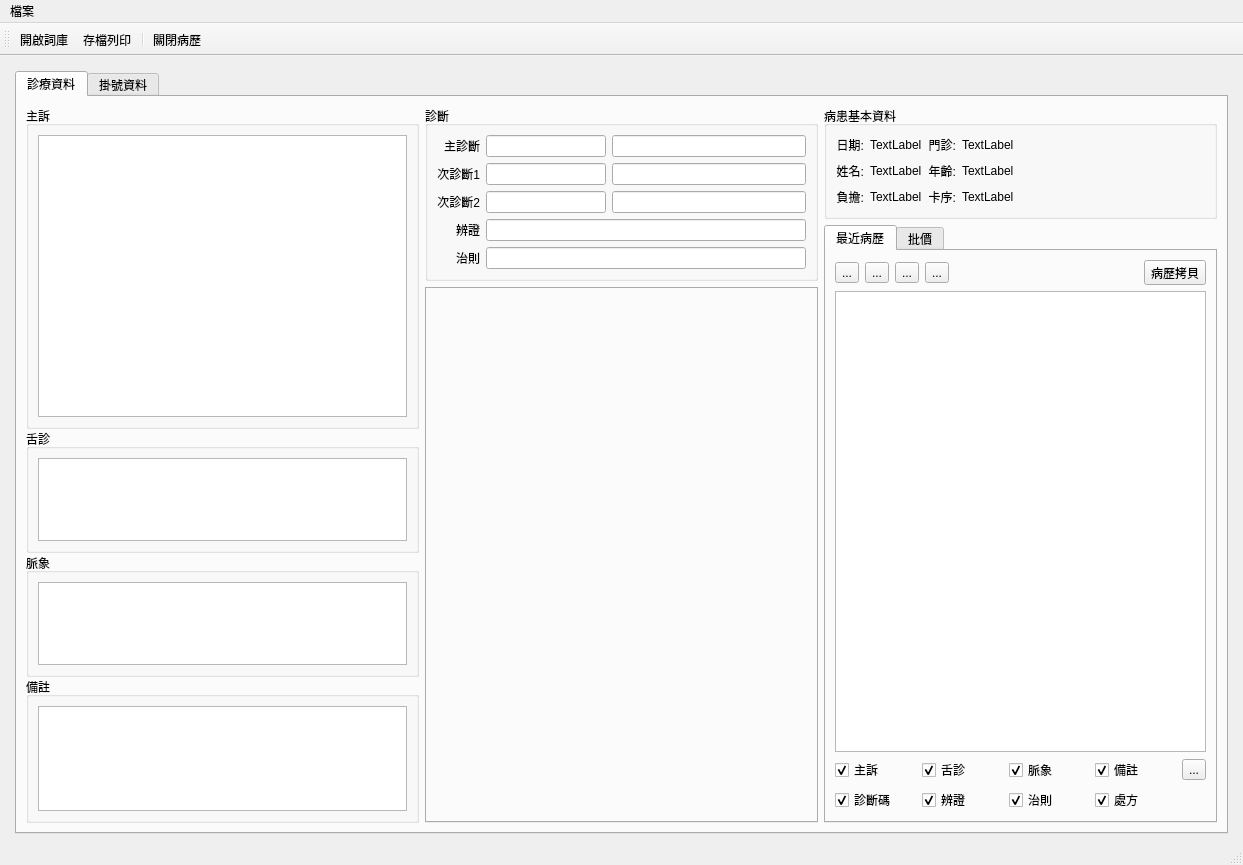
Qt form ui/medical_record.ui (picacat/pyMedical) before a commit.
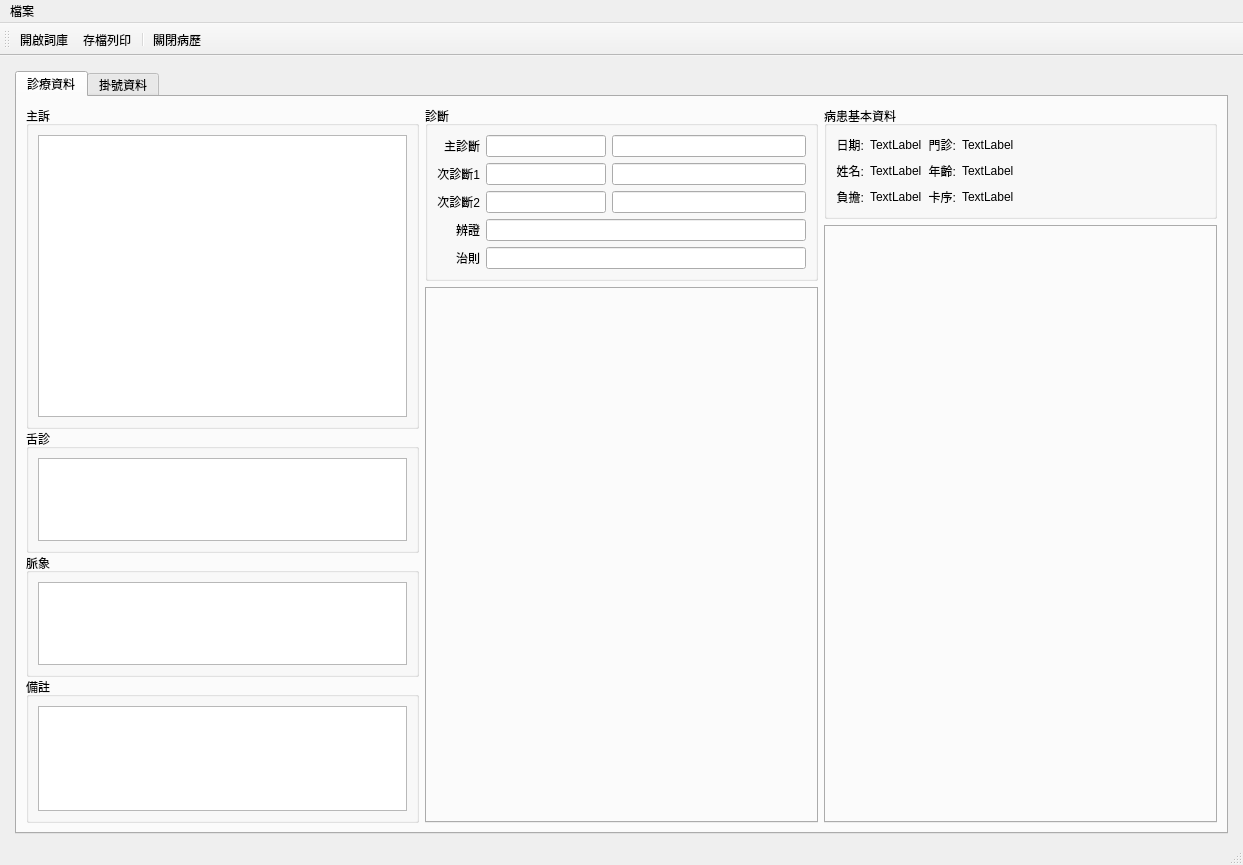
The same form after that commit. Icons and pictures are not drawn.

```diff
--- a/ui/medical_record.ui
+++ b/ui/medical_record.ui
@@ -520,227 +520,6 @@
                  <property name="currentIndex">
                   <number>0</number>
                  </property>
-                 <widget class="QWidget" name="tab_past_record">
-                  <attribute name="title">
-                   <string>最近病歷</string>
-                  </attribute>
-                  <layout class="QVBoxLayout" name="verticalLayout_12">
-                   <item>
-                    <layout class="QVBoxLayout" name="verticalLayout_15">
-                     <item>
-                      <layout class="QHBoxLayout" name="horizontalLayout">
-                       <item>
-                        <widget class="QToolButton" name="toolButton_first">
-                         <property name="text">
-                          <string>...</string>
-                         </property>
-                         <property name="icon">
-                          <iconset>
-                           <normaloff>../icons/go-first.svg</normaloff>../icons/go-first.svg</iconset>
-                         </property>
-                        </widget>
-                       </item>
-                       <item>
-                        <widget class="QToolButton" name="toolButton_previous">
-                         <property name="text">
-                          <string>...</string>
-                         </property>
-                         <property name="icon">
-                          <iconset>
-                           <normaloff>../icons/go-previous.svg</normaloff>../icons/go-previous.svg</iconset>
-                         </property>
-                        </widget>
-                       </item>
-                       <item>
-                        <widget class="QToolButton" name="toolButton_next">
-                         <property name="text">
-                          <string>...</string>
-                         </property>
-                         <property name="icon">
-                          <iconset>
-                           <normaloff>../icons/go-next.svg</normaloff>../icons/go-next.svg</iconset>
-                         </property>
-                        </widget>
-                       </item>
-                       <item>
-                        <widget class="QToolButton" name="toolButton_last">
-                         <property name="text">
-                          <string>...</string>
-                         </property>
-                         <property name="icon">
-                          <iconset>
-                           <normaloff>../icons/go-last.svg</normaloff>../icons/go-last.svg</iconset>
-                         </property>
-                        </widget>
-                       </item>
-                       <item>
-                        <spacer name="horizontalSpacer_2">
-                         <property name="orientation">
-                          <enum>Qt::Horizontal</enum>
-                         </property>
-                         <property name="sizeHint" stdset="0">
-                          <size>
-                           <width>40</width>
-                           <height>20</height>
-                          </size>
-                         </property>
-                        </spacer>
-                       </item>
-                       <item>
-                        <widget class="QToolButton" name="toolButton_copy">
-                         <property name="text">
-                          <string>病歷拷貝</string>
-                         </property>
-                         <property name="icon">
-                          <iconset>
-                           <normaloff>../icons/edit-copy.svg</normaloff>../icons/edit-copy.svg</iconset>
-                         </property>
-                         <property name="toolButtonStyle">
-                          <enum>Qt::ToolButtonTextBesideIcon</enum>
-                         </property>
-                        </widget>
-                       </item>
-                      </layout>
-                     </item>
-                     <item>
-                      <widget class="QTextEdit" name="textEdit_past">
-                       <property name="enabled">
-                        <bool>true</bool>
-                       </property>
-                       <property name="readOnly">
-                        <bool>true</bool>
-                       </property>
-                       <property name="case_key" stdset="0">
-                        <string/>
-                       </property>
-                       <property name="patient_key" stdset="0">
-                        <string/>
-                       </property>
-                       <property name="case_date" stdset="0">
-                        <string/>
-                       </property>
-                      </widget>
-                     </item>
-                    </layout>
-                   </item>
-                   <item>
-                    <layout class="QGridLayout" name="gridLayout_6">
-                     <item row="1" column="0">
-                      <widget class="QCheckBox" name="checkBox_disease">
-                       <property name="text">
-                        <string>診斷碼</string>
-                       </property>
-                       <property name="checked">
-                        <bool>true</bool>
-                       </property>
-                      </widget>
-                     </item>
-                     <item row="0" column="0">
-                      <widget class="QCheckBox" name="checkBox_symptom">
-                       <property name="text">
-                        <string>主訴</string>
-                       </property>
-                       <property name="checked">
-                        <bool>true</bool>
-                       </property>
-                      </widget>
-                     </item>
-                     <item row="0" column="2">
-                      <widget class="QCheckBox" name="checkBox_pulse">
-                       <property name="text">
-                        <string>脈象</string>
-                       </property>
-                       <property name="checked">
-                        <bool>true</bool>
-                       </property>
-                      </widget>
-                     </item>
-                     <item row="1" column="2">
-                      <widget class="QCheckBox" name="checkBox_cure">
-                       <property name="text">
-                        <string>治則</string>
-                       </property>
-                       <property name="checked">
-                        <bool>true</bool>
-                       </property>
-                      </widget>
-                     </item>
-                     <item row="0" column="1">
-                      <widget class="QCheckBox" name="checkBox_tongue">
-                       <property name="text">
-                        <string>舌診</string>
-                       </property>
-                       <property name="checked">
-                        <bool>true</bool>
-                       </property>
-                      </widget>
-                     </item>
-                     <item row="1" column="1">
-                      <widget class="QCheckBox" name="checkBox_distinct">
-                       <property name="text">
-                        <string>辨證</string>
-                       </property>
-                       <property name="checked">
-                        <bool>true</bool>
-                       </property>
-                      </widget>
-                     </item>
-                     <item row="1" column="3">
-                      <widget class="QCheckBox" name="checkBox_prescript">
-                       <property name="text">
-                        <string>處方</string>
-                       </property>
-                       <property name="checked">
-                        <bool>true</bool>
-                       </property>
-                      </widget>
-                     </item>
-                     <item row="0" column="3">
-                      <widget class="QCheckBox" name="checkBox_remark">
-                       <property name="text">
-                        <string>備註</string>
-                       </property>
-                       <property name="checked">
-                        <bool>true</bool>
-                       </property>
-                      </widget>
-                     </item>
-                     <item row="0" column="4">
-                      <widget class="QToolButton" name="toolButton_check">
-                       <property name="text">
-                        <string>...</string>
-                       </property>
-                       <property name="icon">
-                        <iconset>
-                         <normaloff>../icons/dialog-apply.svg</normaloff>../icons/dialog-apply.svg</iconset>
-                       </property>
-                      </widget>
-                     </item>
-                    </layout>
-                   </item>
-                  </layout>
-                 </widget>
-                 <widget class="QWidget" name="tabWidget_6Page1">
-                  <attribute name="title">
-                   <string>批價</string>
-                  </attribute>
-                  <layout class="QVBoxLayout" name="verticalLayout_5">
-                   <item>
-                    <widget class="QTableWidget" name="tableWidget">
-                     <column>
-                      <property name="text">
-                       <string>項目名稱</string>
-                      </property>
-                     </column>
-                     <column>
-                      <property name="text">
-                       <string>金額</string>
-                      </property>
-                     </column>
-                    </widget>
-                   </item>
-                  </layout>
-                 </widget>
                 </widget>
                </item>
               </layout>
```
Left out of the diff: 25 changed lines with no effect on the pictures.
